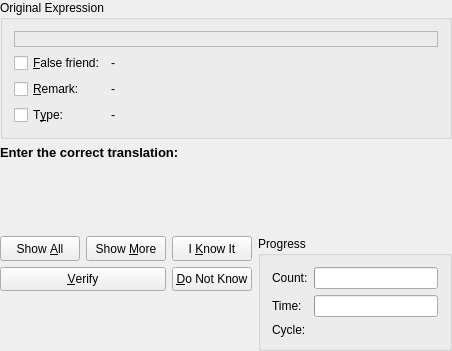
Old version of the form src/practice/RandomQueryDlgForm.ui in the repository KDE/parley.
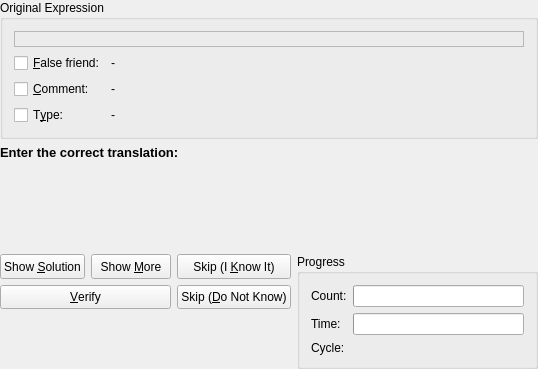
New version of the form.

Commit message: Rename remark to comment, add skip to skip buttons caption.

Diff of the .ui file:
```diff
--- a/src/practice/RandomQueryDlgForm.ui
+++ b/src/practice/RandomQueryDlgForm.ui
@@ -6,8 +6,8 @@
    <rect>
     <x>0</x>
     <y>0</y>
-    <width>452</width>
-    <height>351</height>
+    <width>538</width>
+    <height>369</height>
    </rect>
   </property>
   <layout class="QGridLayout" >
@@ -125,7 +125,7 @@
       <item row="2" column="0" >
        <widget class="QCheckBox" name="c_remark" >
         <property name="text" >
-         <string>&amp;Remark:</string>
+         <string>&amp;Comment:</string>
         </property>
        </widget>
       </item>
@@ -291,7 +291,7 @@
           </sizepolicy>
          </property>
          <property name="text" >
-          <string>Show &amp;All</string>
+          <string>Show &amp;Solution</string>
          </property>
         </widget>
        </item>
@@ -304,7 +304,7 @@
           </sizepolicy>
          </property>
          <property name="text" >
-          <string>&amp;Do Not Know</string>
+          <string>Skip (&amp;Do Not Know)</string>
          </property>
         </widget>
        </item>
@@ -317,7 +317,7 @@
           </sizepolicy>
          </property>
          <property name="text" >
-          <string>I &amp;Know It</string>
+          <string>Skip (I &amp;Know It)</string>
          </property>
         </widget>
        </item>
```
